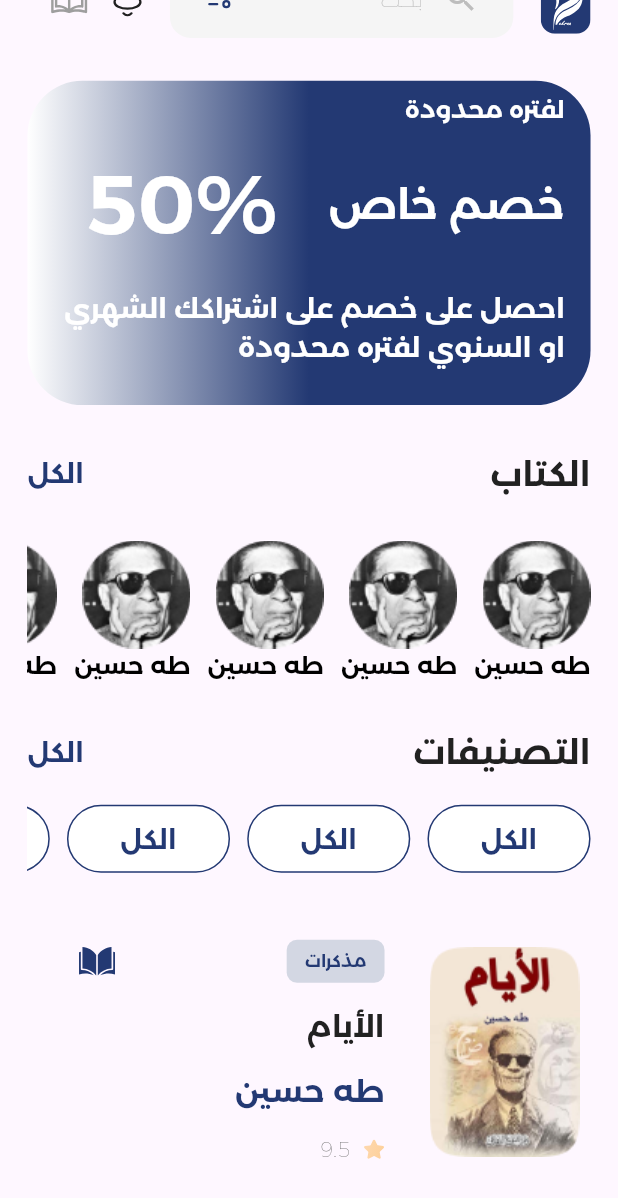
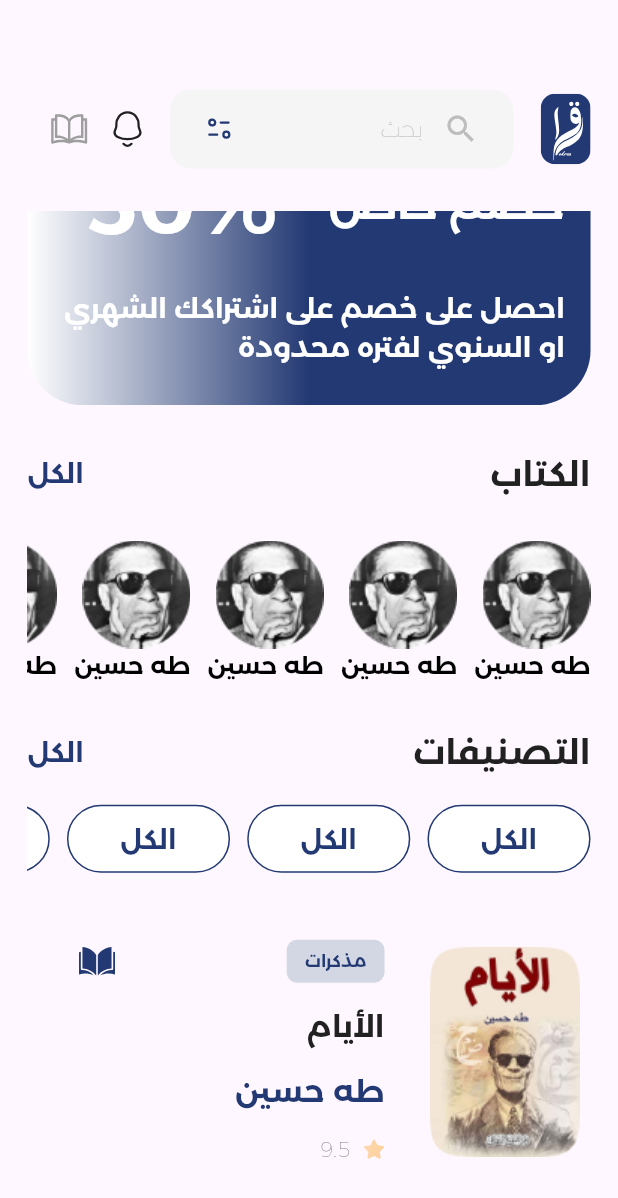
Before and after one commit to HadyKhater/iqraa_app, a Flutter app: the HomeView screen opened directly, scrolled down 87 dp, on a phone screen of 412 x 824 dp. Shown: the top 1198 px of the screen. Run offline on Flutter 3.47's test engine with Material 3 defaults, Android fonts, the phone set to English and light mode, and no system bars; our stand-ins replace bloc, flutter_bloc, flutter_screenutil, flutter_svg, numberpicker, smooth_page_indicator; project files that could hold a hidden picture were left out.

Commit message:
Create custom body in home view

```diff
--- a/lib/Widget/custom_app_bar_my_library.dart
+++ b/lib/Widget/custom_app_bar_my_library.dart
@@ -14,17 +14,21 @@ class CustomAppBarMyLibrary extends StatelessWidget {
       textDirection: TextDirection.rtl,
       child: Row(
         children: [
-          const Icon(Icons.arrow_back),
-          SizedBox(
-            width: 16.0.w,
-          ),
+          IconButton(
+              onPressed: () {
+                Navigator.pop(context);
+              },
+              icon: const Icon(Icons.arrow_back)),
+          // SizedBox(
+          //   width: 16.0.w,
+          // ),
           CustomText(
               title: 'مكتبتى',
               fontSize: 24.0.sp,
               fontWeight: FontWeight.w700,
               colorText: kSecondColor),
           SizedBox(
-            width: 110.0.w,
+            width: 100.0.w,
           ),
           SvgPicture.asset('asstes/icons/search.svg'),
           SizedBox(
--- /dev/null
+++ b/lib/Widget/custom_body_home.dart
@@ -0,0 +1,80 @@
+import 'package:flutter/material.dart';
+import 'package:flutter_screenutil/flutter_screenutil.dart';
+
+import 'custom_book_authors.dart';
+import 'custom_card_discount.dart';
+import 'custom_categories_home.dart';
+import 'custom_details.dart';
+import 'custom_row_all.dart';
+
+class CustomBodyHom extends StatelessWidget {
+  const CustomBodyHom({super.key});
+
+  @override
+  Widget build(BuildContext context) {
+    return SingleChildScrollView(
+      scrollDirection: Axis.vertical,
+      child: Column(
+        children: [
+          //Card Discount
+          const CustomCardDiscount(),
+
+          SizedBox(
+            height: 24.0.h,
+          ),
+          //custom Row All
+          RowAll(
+            title: 'الكتاب',
+            all: 'الكل',
+            onTap: () {},
+          ),
+          SizedBox(
+            height: 24.0.h,
+          ),
+          //Book authors
+          SizedBox(
+            height: 124,
+            child: ListView.separated(
+                scrollDirection: Axis.horizontal,
+                shrinkWrap: true,
+                itemBuilder: (context, index) => const CustomBookAuthors(),
+                separatorBuilder: (context, index) => SizedBox(
+                      width: 10.0.w,
+                    ),
+                itemCount: 10),
+          ),
+
+          RowAll(
+            title: 'التصنيفات',
+            all: 'الكل',
+            onTap: () {},
+          ),
+          SizedBox(
+            height: 10.0.h,
+          ),
+          //custom Categories Home
+          SizedBox(
+            height: 50.0.h,
+            child: ListView.separated(
+                scrollDirection: Axis.horizontal,
+                shrinkWrap: true,
+                itemBuilder: (context, index) => const CustomCategoriesItem(
+                      text: 'الكل',
+                    ),
+                separatorBuilder: (context, index) => SizedBox(
+                      width: 10.0.w,
+                    ),
+                itemCount: 5),
+          ),
+          SizedBox(
+            height: 24.0.h,
+          ),
+          const CustomDetails(),
+          SizedBox(
+            height: 33.0.h,
+          ),
+        ],
+      ),
+    );
+  }
+}
--- a/lib/Widget/custom_my_diary.dart
+++ b/lib/Widget/custom_my_diary.dart
@@ -1,6 +1,4 @@
-import 'package:flutter/cupertino.dart';
 import 'package:flutter/material.dart';
-import 'package:flutter/widgets.dart';
 import 'package:flutter_screenutil/flutter_screenutil.dart';
 import 'package:flutter_svg/svg.dart';
 import 'package:iqraa_app/const/const.dart';
@@ -47,7 +45,7 @@ class CustomMyDiary extends StatelessWidget {
               height: 24.0.h,
               decoration: BoxDecoration(
                 borderRadius: BorderRadius.circular(6.0.r),
-                color: Color(0xffD3D7E3),
+                color: const Color(0xffD3D7E3),
               ),
               child: Center(
                 child: CustomText(
--- a/lib/views/home/home_view.dart
+++ b/lib/views/home/home_view.dart
@@ -1,14 +1,8 @@
 import 'package:flutter/material.dart';
 import 'package:flutter_screenutil/flutter_screenutil.dart';
-import 'package:flutter_svg/svg.dart';
-import 'package:iqraa_app/Widget/custom_Text.dart';
 import 'package:iqraa_app/Widget/custom_app_bar_home.dart';
-import 'package:iqraa_app/Widget/custom_book_authors.dart';
-import 'package:iqraa_app/Widget/custom_card_discount.dart';
-import 'package:iqraa_app/Widget/custom_categories_home.dart';
-import 'package:iqraa_app/Widget/custom_details.dart';
-import 'package:iqraa_app/Widget/custom_row_all.dart';
-import 'package:iqraa_app/const/const.dart';
+import 'package:iqraa_app/Widget/custom_body_home.dart';
+
 
 class HomeView extends StatelessWidget {
   const HomeView({super.key});
@@ -20,8 +14,6 @@ class HomeView extends StatelessWidget {
         textDirection: TextDirection.rtl,
         child: Padding(
           padding: EdgeInsets.symmetric(horizontal: 16.0.w),
-          child: SingleChildScrollView(
-            scrollDirection: Axis.vertical,
           child: Column(
             mainAxisAlignment: MainAxisAlignment.start,
             crossAxisAlignment: CrossAxisAlignment.start,
@@ -35,67 +27,9 @@ class HomeView extends StatelessWidget {
               SizedBox(
                 height: 24.0.h,
               ),
-                //Card Discount
-                const CustomCardDiscount(),
 
-                SizedBox(
-                  height: 24.0.h,
-                ),
-                //custom Row All
-                RowAll(
-                  title: 'الكتاب',
-                  all: 'الكل',
-                  onTap: () {},
-                ),
-                SizedBox(
-                  height: 24.0.h,
-                ),
-                //Book authors
-                SizedBox(
-                  height: 124,
-                  child: ListView.separated(
-                      scrollDirection: Axis.horizontal,
-                      shrinkWrap: true,
-                      itemBuilder: (context, index) =>
-                          const CustomBookAuthors(),
-                      separatorBuilder: (context, index) => SizedBox(
-                            width: 10.0.w,
-                          ),
-                      itemCount: 10),
-                ),
-
-                RowAll(
-                  title: 'التصنيفات',
-                  all: 'الكل',
-                  onTap: () {},
-                ),
-                SizedBox(
-                  height: 10.0.h,
-                ),
-                //custom Categories Home
-                SizedBox(
-                  height: 50.0.h,
-                  child: ListView.separated(
-                      scrollDirection: Axis.horizontal,
-                      shrinkWrap: true,
-                      itemBuilder: (context, index) =>
-                          const CustomCategoriesItem(
-                            text: 'الكل',
-                          ),
-                      separatorBuilder: (context, index) => SizedBox(
-                            width: 10.0.w,
-                          ),
-                      itemCount: 5),
-                ),
-                SizedBox(
-                  height: 24.0.h,
-                ),
-                const CustomDetails(),
-                SizedBox(
-                  height: 33.0.h,
-                ),
+              const Expanded(child: CustomBodyHom()),
             ],
-            ),
           ),
         ),
       ),
--- a/lib/views/my_diary/my_diary_view.dart
+++ b/lib/views/my_diary/my_diary_view.dart
@@ -1,6 +1,5 @@
 import 'package:flutter/material.dart';
 import 'package:flutter_screenutil/flutter_screenutil.dart';
-import 'package:flutter_svg/svg.dart';
 import 'package:iqraa_app/Widget/custom_Text.dart';
 import 'package:iqraa_app/Widget/custom_my_diary.dart';
 import 'package:iqraa_app/const/const.dart';
--- a/lib/views/my_office/my_office_view.dart
+++ b/lib/views/my_office/my_office_view.dart
@@ -1,13 +1,8 @@
-import 'package:flutter/cupertino.dart';
 import 'package:flutter/material.dart';
-import 'package:flutter/widgets.dart';
 import 'package:flutter_screenutil/flutter_screenutil.dart';
-import 'package:flutter_svg/svg.dart';
-import 'package:iqraa_app/Widget/custom_Text.dart';
 import 'package:iqraa_app/Widget/custom_app_bar_my_library.dart';
 import 'package:iqraa_app/Widget/custom_categories_home.dart';
 import 'package:iqraa_app/Widget/custom_details.dart';
-import 'package:iqraa_app/const/const.dart';
 
 class MyOfficeView extends StatelessWidget {
   const MyOfficeView({super.key});
--- a/lib/views/sections/section_view.dart
+++ b/lib/views/sections/section_view.dart
@@ -1,10 +1,7 @@
 import 'package:flutter/material.dart';
 import 'package:flutter_screenutil/flutter_screenutil.dart';
-import 'package:iqraa_app/Widget/custom_Text.dart';
 import 'package:iqraa_app/Widget/custom_app_bar_section.dart';
 import 'package:iqraa_app/Widget/custom_choose_favorite.dart';
-import 'package:iqraa_app/const/const.dart';
-import 'package:iqraa_app/views/home/home_view.dart';
 import 'package:iqraa_app/views/my_diary/my_diary_view.dart';
 
 class SectionView extends StatefulWidget {
```
Lines whose indentation alone changed are shown as unchanged.
